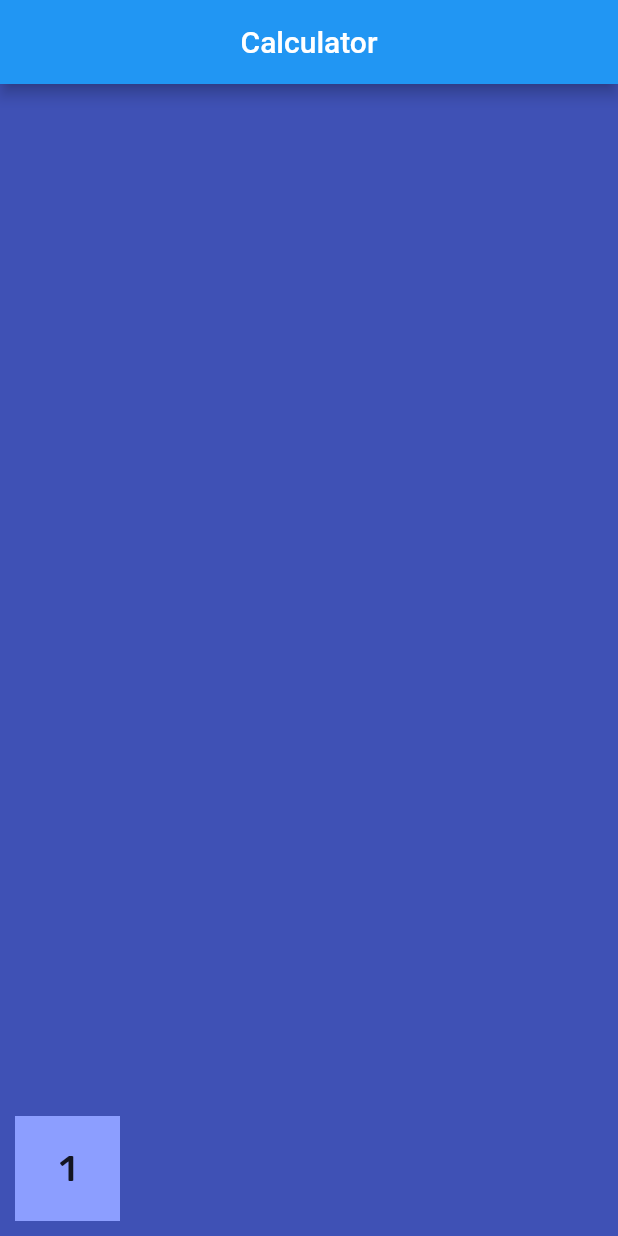
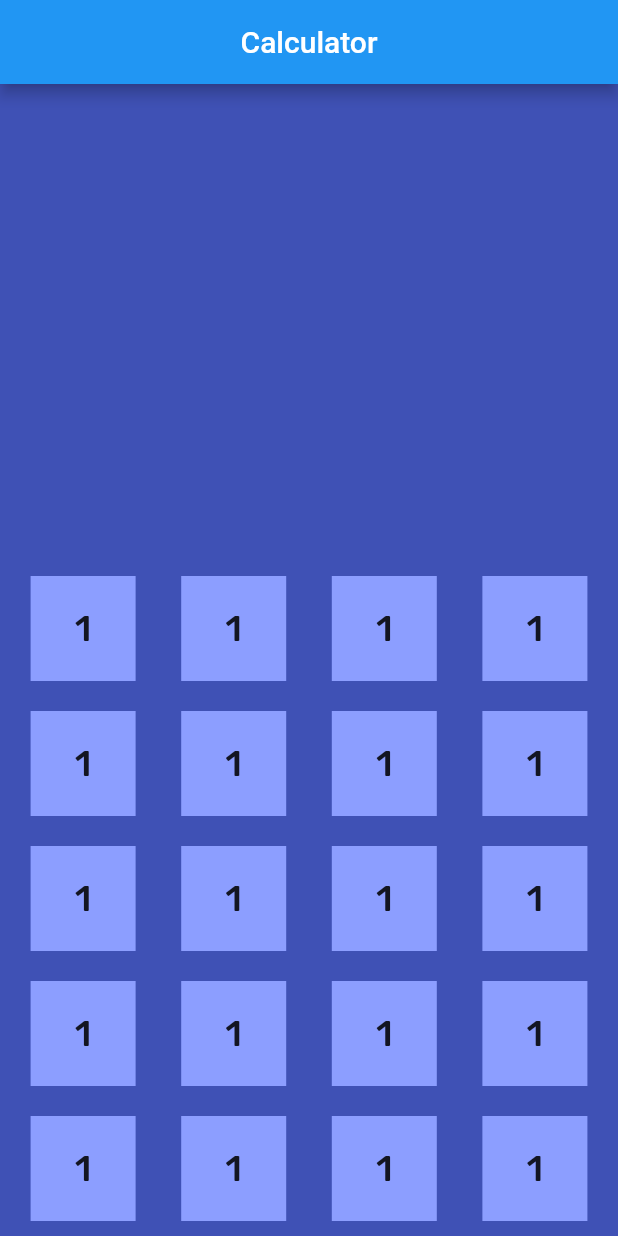
Before and after one commit to Earbaj/simple_calculator_flutter, a Flutter app: the screen it shows after launch, on a phone screen of 412 x 824 dp. Run offline on Flutter 3.47's test engine with Material 2 defaults, Android fonts, the phone set to English and light mode, and no system bars; our stand-ins replace google_fonts.

Commit message:
add additional features

```diff
--- a/lib/main_ui.dart
+++ b/lib/main_ui.dart
@@ -23,8 +23,48 @@ class _MainState extends State<Main> {
           mainAxisAlignment: MainAxisAlignment.end,
           children: [
             Row(
+              mainAxisAlignment: MainAxisAlignment.spaceEvenly,
               children: [
-                CalculatorButton(),
+                CalculatorButton(digit: "1",),
+                CalculatorButton(digit: "1",),
+                CalculatorButton(digit: "1",),
+                CalculatorButton(digit: "1",),
+              ],
+            ),
+            Row(
+              mainAxisAlignment: MainAxisAlignment.spaceEvenly,
+              children: [
+                CalculatorButton(digit: "1",),
+                CalculatorButton(digit: "1",),
+                CalculatorButton(digit: "1",),
+                CalculatorButton(digit: "1",),
+              ],
+            ),
+            Row(
+              mainAxisAlignment: MainAxisAlignment.spaceEvenly,
+              children: [
+                CalculatorButton(digit: "1",),
+                CalculatorButton(digit: "1",),
+                CalculatorButton(digit: "1",),
+                CalculatorButton(digit: "1",),
+              ],
+            ),
+            Row(
+              mainAxisAlignment: MainAxisAlignment.spaceEvenly,
+              children: [
+                CalculatorButton(digit: "1",),
+                CalculatorButton(digit: "1",),
+                CalculatorButton(digit: "1",),
+                CalculatorButton(digit: "1",),
+              ],
+            ),
+            Row(
+              mainAxisAlignment: MainAxisAlignment.spaceEvenly,
+              children: [
+                CalculatorButton(digit: "1",),
+                CalculatorButton(digit: "1",),
+                CalculatorButton(digit: "1",),
+                CalculatorButton(digit: "1",),
               ],
             ),
           ],
--- a/lib/widget/calculator_widget.dart
+++ b/lib/widget/calculator_widget.dart
@@ -2,7 +2,8 @@ import 'package:flutter/material.dart';
 import 'package:google_fonts/google_fonts.dart';
 
 class CalculatorButton extends StatelessWidget {
-  const CalculatorButton({Key? key}) : super(key: key);
+  final String digit;
+  const CalculatorButton({Key? key, required this.digit}) : super(key: key);
 
   @override
   Widget build(BuildContext context) {
@@ -18,7 +19,7 @@ class CalculatorButton extends StatelessWidget {
           ),
           onPressed: () {},
           child: Text(
-            "1",
+            digit,
             style: GoogleFonts.rubik(
               textStyle: TextStyle(fontSize: 24.0),
             ),
```
